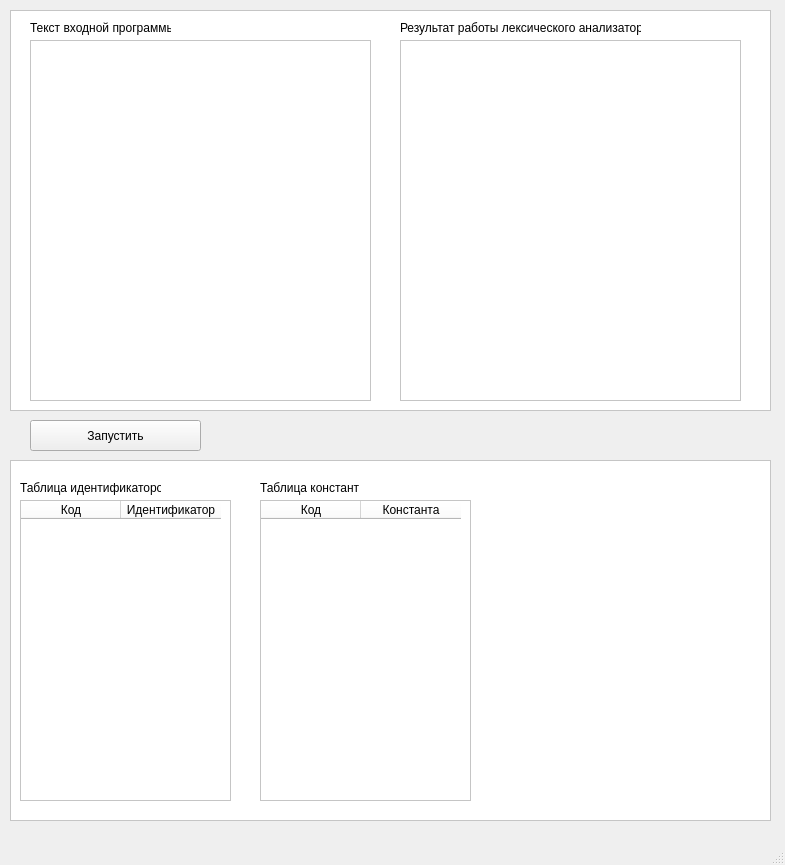
The window that main-window.ui (S0larAna/R-to-PHP-translator) describes before a commit, drawn with Qt 5.
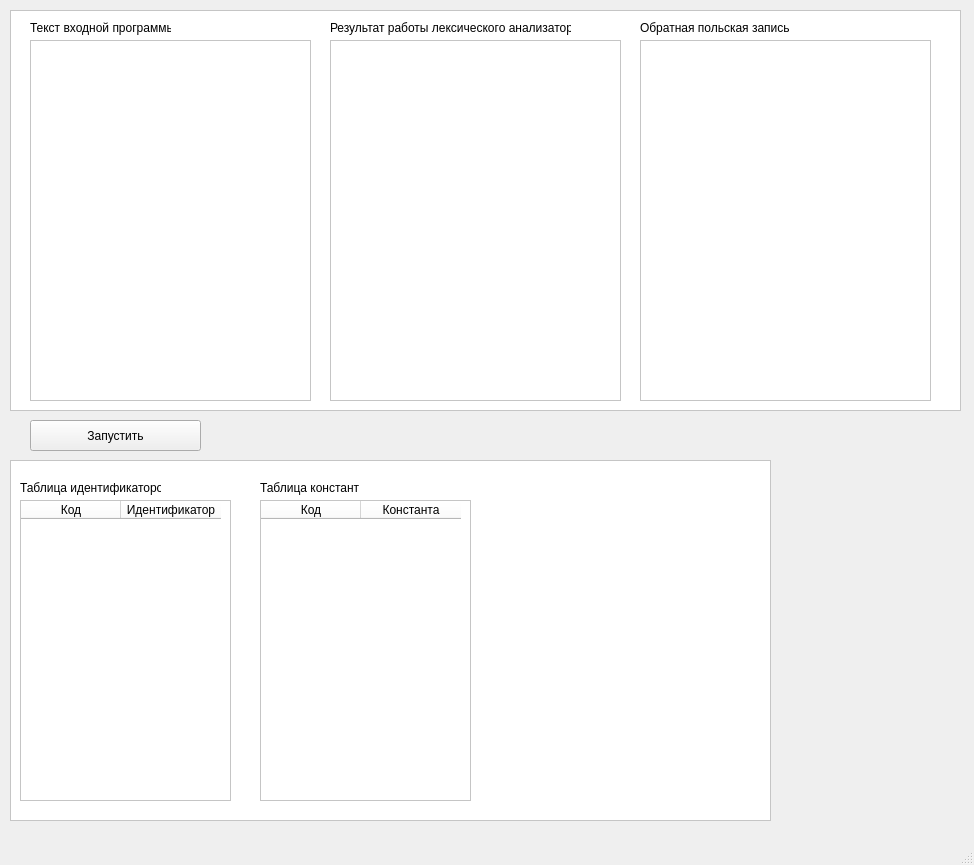
The same window after the commit.

```diff
--- a/main-window.ui
+++ b/main-window.ui
@@ -6,7 +6,7 @@
    <rect>
     <x>0</x>
     <y>0</y>
-    <width>785</width>
+    <width>974</width>
     <height>865</height>
    </rect>
   </property>
@@ -19,7 +19,7 @@
      <rect>
       <x>10</x>
       <y>10</y>
-      <width>761</width>
+      <width>951</width>
       <height>401</height>
      </rect>
     </property>
@@ -41,7 +41,7 @@
       <rect>
        <x>20</x>
        <y>30</y>
-       <width>341</width>
+       <width>281</width>
        <height>361</height>
       </rect>
      </property>
@@ -49,9 +49,9 @@
     <widget class="QTextEdit" name="tokensOutput">
      <property name="geometry">
       <rect>
-       <x>390</x>
+       <x>320</x>
        <y>30</y>
-       <width>341</width>
+       <width>291</width>
        <height>361</height>
       </rect>
      </property>
@@ -72,7 +72,7 @@
     <widget class="QLabel" name="label_2">
      <property name="geometry">
       <rect>
-       <x>390</x>
+       <x>320</x>
        <y>10</y>
        <width>241</width>
        <height>16</height>
@@ -82,6 +82,29 @@
       <string>Результат работы лексического анализатора</string>
      </property>
     </widget>
+    <widget class="QTextEdit" name="rpnOutput">
+     <property name="geometry">
+      <rect>
+       <x>630</x>
+       <y>30</y>
+       <width>291</width>
+       <height>361</height>
+      </rect>
+     </property>
+    </widget>
+    <widget class="QLabel" name="label_3">
+     <property name="geometry">
+      <rect>
+       <x>630</x>
+       <y>10</y>
+       <width>241</width>
+       <height>16</height>
+      </rect>
+     </property>
+     <property name="text">
+      <string>Обратная польская запись</string>
+     </property>
+    </widget>
    </widget>
    <widget class="QPushButton" name="runButton">
     <property name="geometry">
```
Left out of the diff: 2 changed lines with no effect on the pictures.
